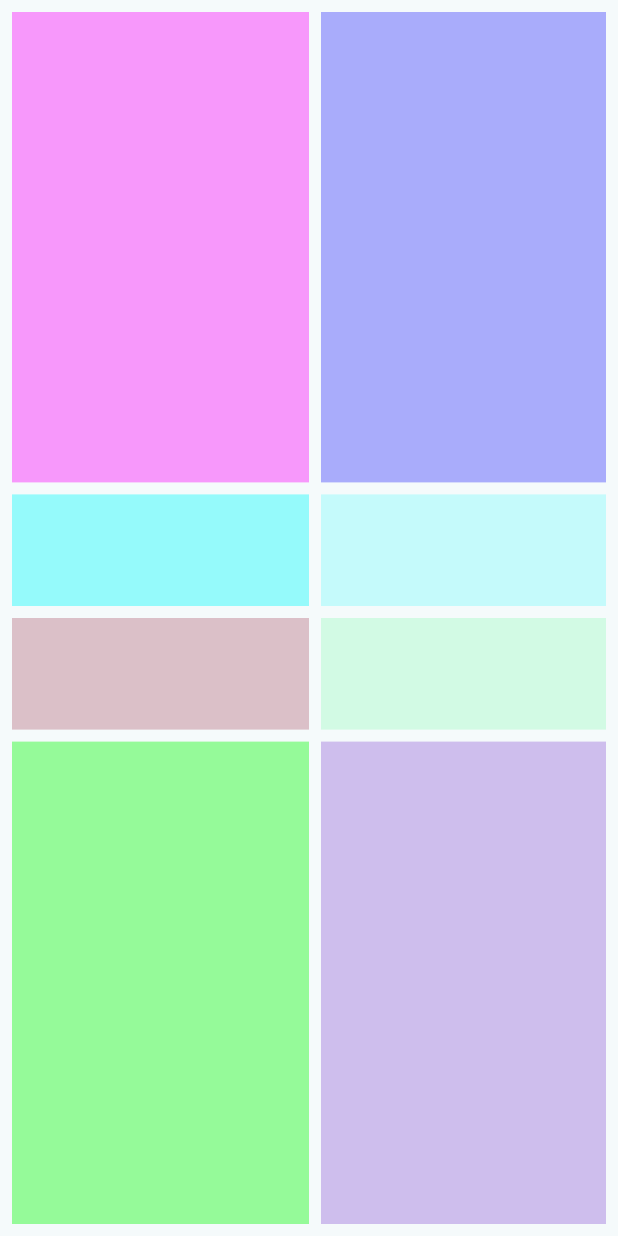
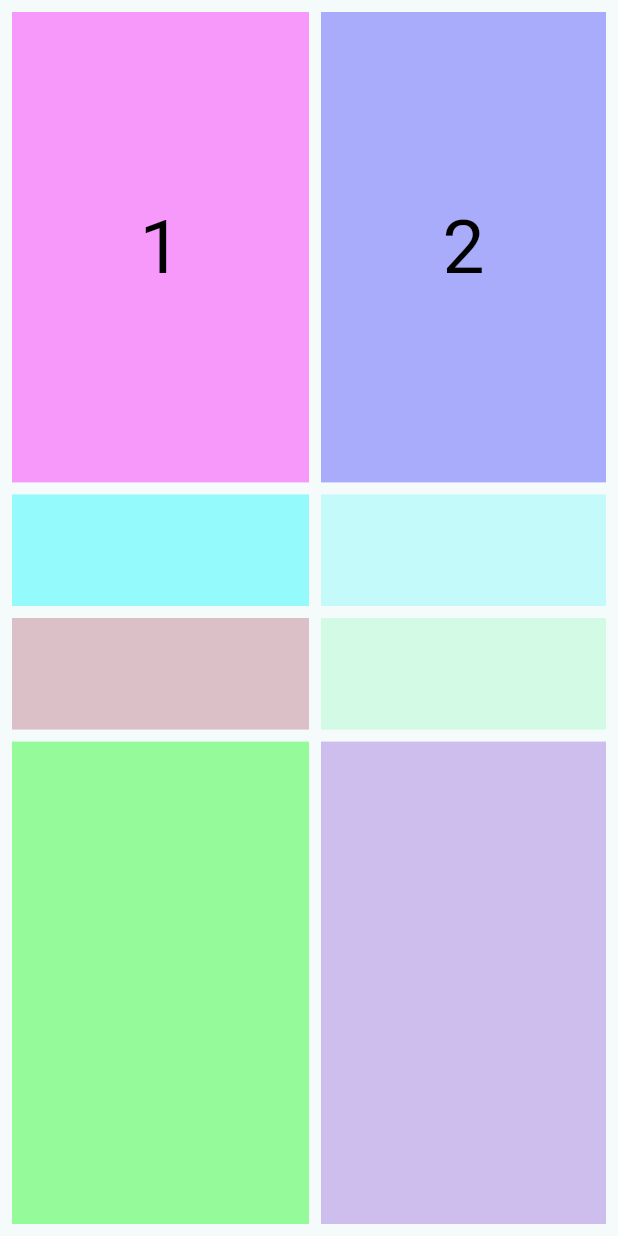
Before and after one commit to Polyanskayarrrr/wardrobe, a Flutter app: the screen it shows after launch, on a phone screen of 412 x 824 dp. Run offline on Flutter 3.47's test engine with Material 3 defaults, Android fonts, the phone set to English and light mode, and no system bars.

Commit message:
with numbers

```diff
--- a/lib/main.dart
+++ b/lib/main.dart
@@ -45,6 +45,13 @@ class _MyWardrobeState extends State <MyWardrobe>{
                         width: double.maxFinite,
                         height: double.maxFinite,
                         color: Color.fromARGB(100, 250, 0, 250),
+                        alignment: Alignment.center,
+                        child: Text( '1',
+                            style: TextStyle(
+                                color: Colors.black,
+                                fontSize: 50
+                            )
+                        ),
                       ),
                       flex: 4,
                     ),
@@ -88,6 +95,13 @@ class _MyWardrobeState extends State <MyWardrobe>{
                           width: double.maxFinite,
                           height: double.maxFinite,
                           color: Color.fromARGB(100, 50, 50, 250),
+                          alignment: Alignment.center,
+                          child: Text( '2',
+                              style: TextStyle(
+                                  color: Colors.black,
+                                  fontSize: 50
+                              )
+                          ),
                         ),
                         flex: 4,
                       ),
```
